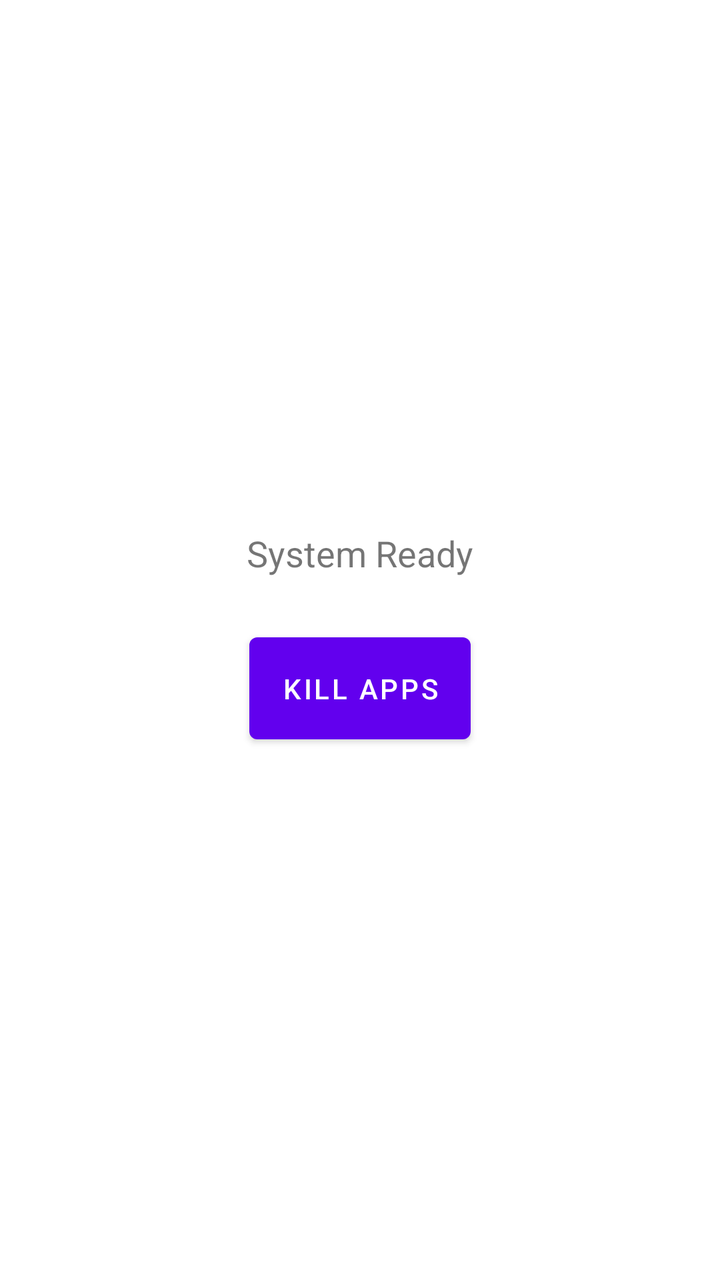
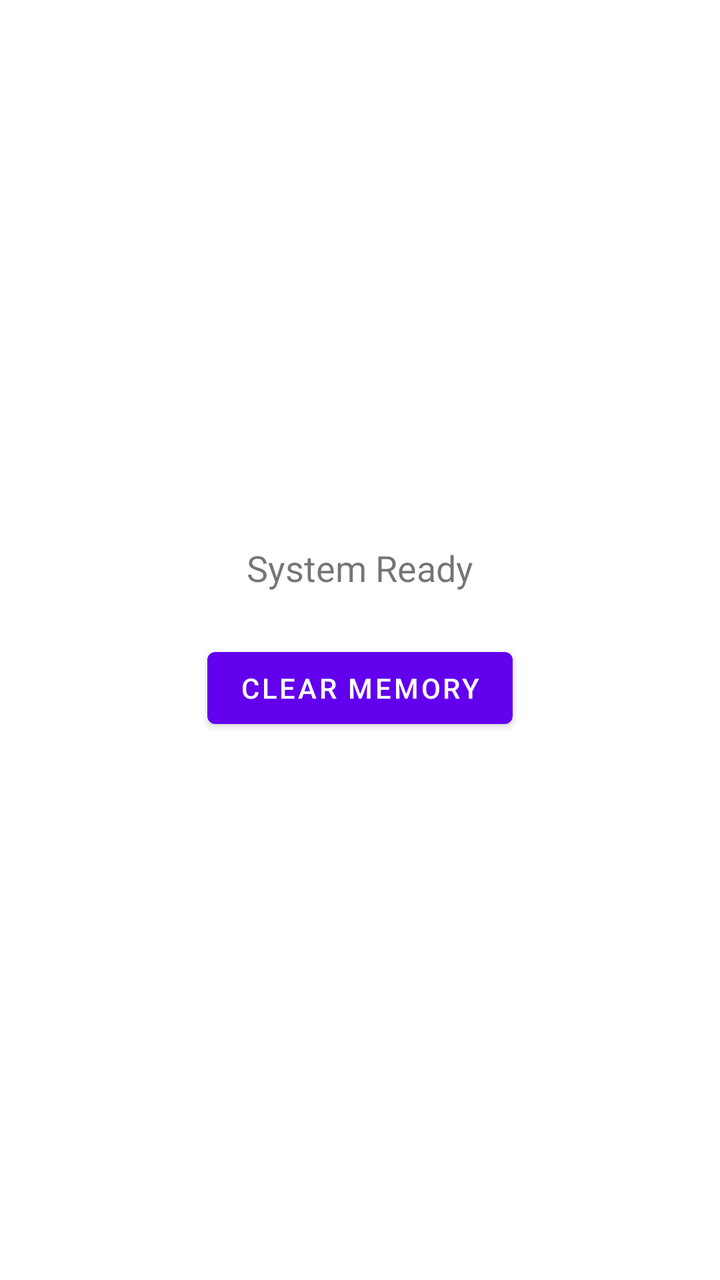

An Android layout rendered at two revisions. The XML below is the earlier revision; the diff shows what the commit changed to produce the second picture.
<!-- AndroidManifest.xml: application theme Theme.AppKiller -->
<!-- res/layout/activity_main.xml -->
<?xml version="1.0" encoding="utf-8"?>
<LinearLayout xmlns:android="http://schemas.android.com/apk/res/android"
    android:layout_width="match_parent"
    android:layout_height="match_parent"
    android:gravity="center"
    android:orientation="vertical"
    android:padding="32dp">

    <TextView
        android:id="@+id/tvStatus"
        android:layout_width="wrap_content"
        android:layout_height="wrap_content"
        android:text="System Ready"
        android:textSize="18sp"
        android:textAlignment="center"
        android:layout_marginBottom="24dp"/>

    <Button
        android:id="@+id/btnKill"
        android:layout_width="wrap_content"
        android:layout_height="wrap_content"
        android:text="KILL APPS"
        android:padding="16dp"/>

</LinearLayout>
<!-- resources referenced by this layout -->
<resources>
  <style name="Theme.AppKiller" parent="Theme.MaterialComponents.DayNight.DarkActionBar">
          <item name="colorPrimary">#6200EE</item>
          <item name="colorPrimaryVariant">#3700B3</item>
          <item name="colorOnPrimary">#FFFFFF</item>
          <item name="colorSecondary">#03DAC6</item>
          <item name="colorSecondaryVariant">#018786</item>
          <item name="colorOnSecondary">#000000</item>
          <item name="android:statusBarColor">?attr/colorPrimaryVariant</item>
      </style>
</resources>

<!-- the commit's change to res/layout/activity_main.xml (unified diff, before → after) -->
@@ -16,10 +16,11 @@
         android:layout_marginBottom="24dp"/>
 
     <Button
-        android:id="@+id/btnKill"
-        android:layout_width="wrap_content"
-        android:layout_height="wrap_content"
-        android:text="KILL APPS"
-        android:padding="16dp"/>
+    android:id="@+id/button"
+    android:layout_width="wrap_content"
+    android:layout_height="wrap_content"
+    android:text="Clear Memory"
+    android:onClick="onClearButtonClick" /> 
+
 
 </LinearLayout>
